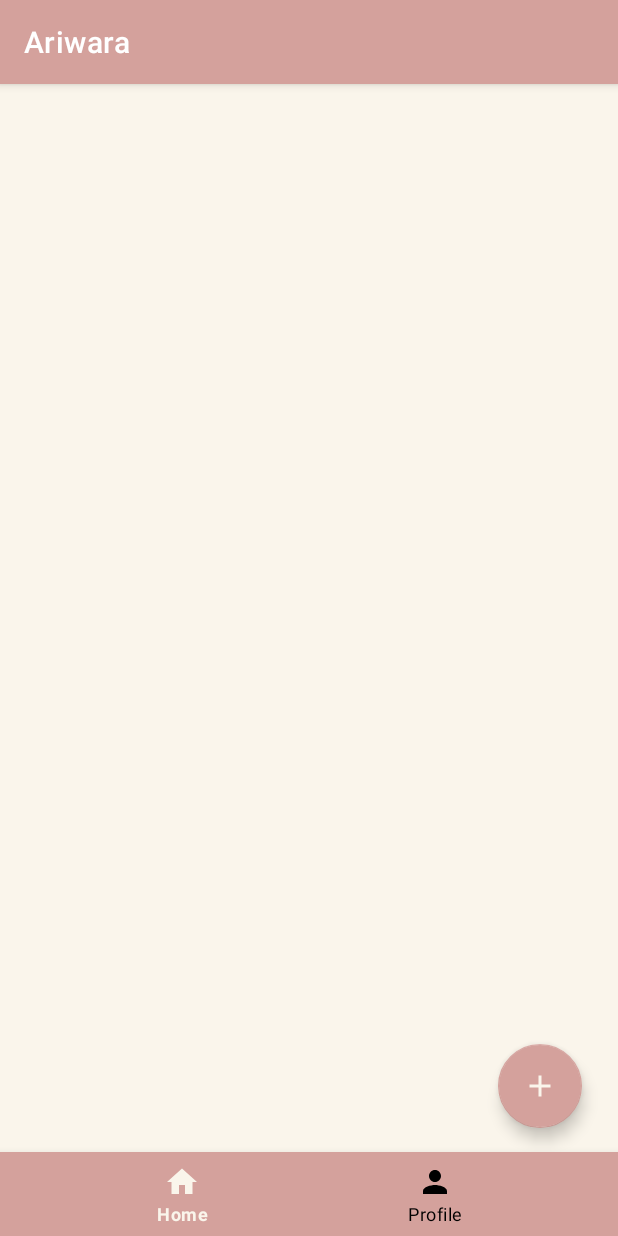
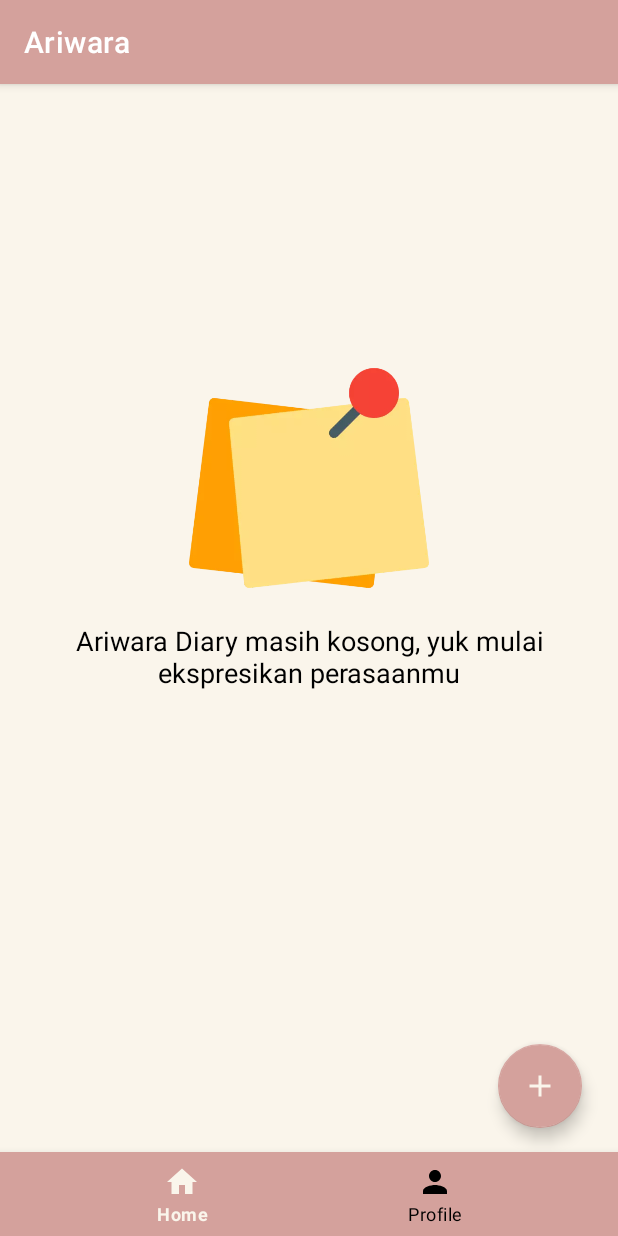
Before and after one commit to munovrizall/Ariwara_MoodTracker, an Android app: the MainActivity screen opened directly, with no data from a screen before it, on a phone screen of 412 x 824 dp. Run offline under Robolectric (Android 15) with nearby library versions, the phone set to English and light mode, and no system bars; our stand-ins replace Room's generated code.

Commit message:
Handling UI when diary is empty

```diff
--- a/app/src/main/java/com/artonov/ariwara/MainActivity.kt
+++ b/app/src/main/java/com/artonov/ariwara/MainActivity.kt
@@ -34,7 +34,10 @@ import android.Manifest
 import android.content.pm.PackageManager
 import android.content.res.ColorStateList
 import android.graphics.Color
+import android.view.View
 import androidx.core.content.ContextCompat
+import androidx.lifecycle.Lifecycle
+import androidx.lifecycle.lifecycleScope
 
 class MainActivity : AppCompatActivity() {
     lateinit var binding: ActivityMainBinding
@@ -46,15 +49,16 @@ class MainActivity : AppCompatActivity() {
         binding = ActivityMainBinding.inflate(layoutInflater)
         forceLightMode()
         setContentView(binding.root)
-        getUsername()
         setupView()
         setupListener()
         setupRecyclerView()
         setupBottomNav()
+        getUsername()
     }
 
     override fun onStart() {
         super.onStart()
+        handleUi()
         loadData()
     }
 
@@ -65,6 +69,7 @@ class MainActivity : AppCompatActivity() {
     private fun setupView() {
         binding.fabAdd.setImageTintList(ContextCompat.getColorStateList(this, R.color.cream))
     }
+
     private fun setupListener() {
         binding.fabAdd.setOnClickListener() {
             intentJournal(0, Constant.TYPE_CREATE)
@@ -115,11 +120,23 @@ class MainActivity : AppCompatActivity() {
         )
     }
 
-    fun loadData() {
+    fun loadData(){
         CoroutineScope(Dispatchers.IO).launch {
             val diaryResponse = db.diaryDao().getDiaries()
             withContext(Dispatchers.Main) {
                 diaryAdapter.setData(diaryResponse)
+            }
+        }
+    }
+
+    fun handleUi() {
+        lifecycleScope.launch {
+            var response = db.diaryDao().getDiaries()
+
+            if (response.isEmpty()) {
+                binding.blankDiary.visibility = View.VISIBLE
+            } else {
+                binding.blankDiary.visibility = View.GONE
             }
         }
     }
@@ -133,6 +150,7 @@ class MainActivity : AppCompatActivity() {
                 CoroutineScope(Dispatchers.IO).launch {
                     db.diaryDao().deleteDiary(diary)
                     loadData()
+                    handleUi()
                 }
             })
             setNegativeButton("Batal", DialogInterface.OnClickListener { dialogInterface, i ->
--- a/app/src/main/res/layout/activity_main.xml
+++ b/app/src/main/res/layout/activity_main.xml
@@ -5,6 +5,7 @@
     android:layout_width="match_parent"
     android:layout_height="match_parent"
     tools:context=".MainActivity">
+
 
 
     <androidx.recyclerview.widget.RecyclerView
@@ -46,5 +47,39 @@
         app:layout_constraintStart_toStartOf="parent"
         app:menu="@menu/menu_bottom" />
 
+    <androidx.constraintlayout.widget.ConstraintLayout
+        android:id="@+id/blank_diary"
+        android:layout_width="match_parent"
+        android:layout_height="match_parent"
+        android:visibility="gone"
+        >
+
+        <ImageView
+            android:id="@+id/ivBlank"
+            android:layout_width="160dp"
+            android:layout_height="160dp"
+            android:src="@drawable/blank_diary"
+            app:layout_constraintBottom_toBottomOf="parent"
+            app:layout_constraintEnd_toEndOf="parent"
+            app:layout_constraintHorizontal_bias="0.5"
+            app:layout_constraintStart_toStartOf="parent"
+            app:layout_constraintTop_toTopOf="parent"
+            app:layout_constraintVertical_bias="0.3" />
+
+        <TextView
+            android:layout_width="0dp"
+            android:layout_height="wrap_content"
+            android:text="Ariwara Diary masih kosong, yuk mulai ekspresikan perasaanmu"
+            android:textSize="18sp"
+            android:textColor="@color/black"
+            android:textAlignment="center"
+            android:layout_marginTop="16dp"
+            android:layout_marginStart="16dp"
+            android:layout_marginEnd="16dp"
+            app:layout_constraintEnd_toEndOf="parent"
+            app:layout_constraintHorizontal_bias="0.5"
+            app:layout_constraintStart_toStartOf="parent"
+            app:layout_constraintTop_toBottomOf="@id/ivBlank" />
+    </androidx.constraintlayout.widget.ConstraintLayout>
 
 </androidx.constraintlayout.widget.ConstraintLayout>
```
Also changed, not shown: app/src/main/res/drawable/blank_diary.webp (added), app/src/main/res/drawable/splash_screen.png (deleted), app/src/main/res/drawable/splash_screen.webp (added).
